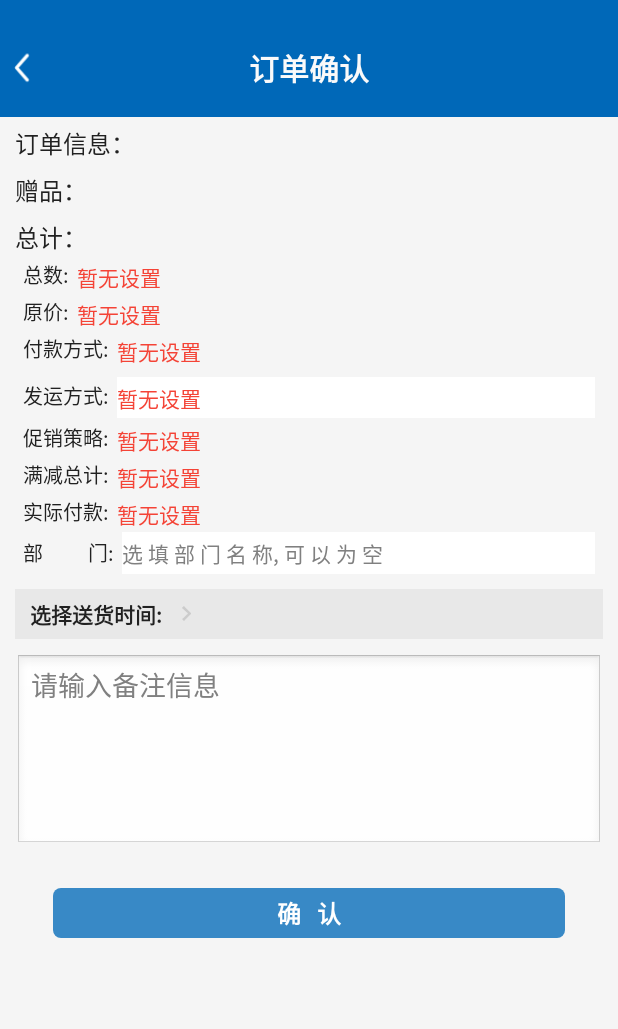
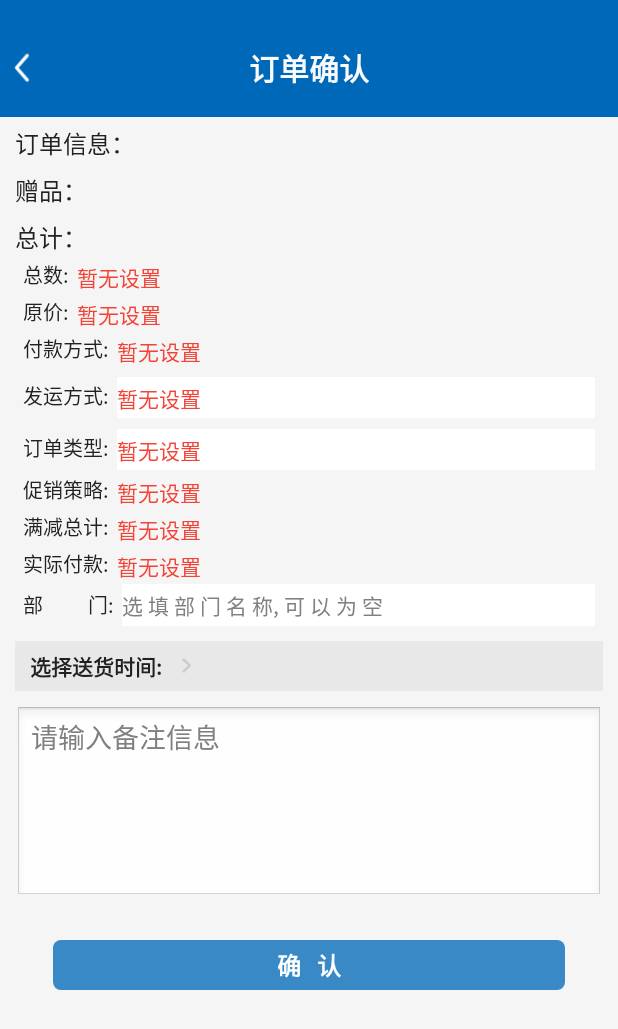
Before and after one commit to wangwenwang/TY_Order_Android, an Android app: the OrderConfirmActivity screen opened directly, with no data from a screen before it, on a phone screen of 412 x 824 dp. Shown: the top 1029 px of the screen. Run offline under Robolectric (Android 15) with nearby library versions, the phone set to English and light mode, and no system bars; libraries missing offline, so code that uses them is left out: com.baidu.mapapi, com.zhy.android; plain views replace PercentLinearLayout; pictures from the network do not load.

Commit message:
添加订单类型
1、下单时，可选择'订单类型' 补20180907

```diff
--- a/app/build.gradle
+++ b/app/build.gradle
@@ -9,8 +9,8 @@ android {
         applicationId "com.kaidongyuan.app.tyorder"
         minSdkVersion 14
         targetSdkVersion 22
-        versionCode 2
-        versionName "2.0"
+        versionCode 4
+        versionName "2.2"
     }
     buildTypes {
         release {
--- a/app/src/main/java/com/kaidongyuan/app/tyorder/constants/URLCostant.java
+++ b/app/src/main/java/com/kaidongyuan/app/tyorder/constants/URLCostant.java
@@ -173,7 +173,7 @@ public class URLCostant {
     /**
      * 最终提交订单
      */
-    public static final String CONFIRM_ORDER = BASE_URL + "ConfirmOrder";
+    public static final String CONFIRM_ORDER = BASE_URL + "ConfirmOrderTest";
 
     /**
      * 获取赠品品类详细信息
@@ -239,5 +239,9 @@ public class URLCostant {
      * 20171218 修改未审核订单的下单备注信息
      */
     public static final String UpdateRemark=BASE_URL+"UpdateRemark";
+    /**
+     * 20190816 补20180907 获取订单类型
+     */
+    public static final String GetToBusiness_Type = BASE_URL + "GetToBusiness_Type";
 
 }
--- a/app/src/main/java/com/kaidongyuan/app/tyorder/model/OrderConfirmActivityBiz.java
+++ b/app/src/main/java/com/kaidongyuan/app/tyorder/model/OrderConfirmActivityBiz.java
@@ -321,7 +321,7 @@ public class OrderConfirmActivityBiz {
      * @param remark 用户填写的备注信息
      */
     public void setConfirmData(List<PromotionDetail> returnGiftData, List<Product> choicedProducts,double tempTotalQTY,
-                               Date date, String remark,String reference01,String reference02) {
+                               Date date, String remark,String reference01,String reference02,long reference03) {
         try {
             PromotionOrder order = getOrder();
             List<PromotionDetail> products = getProducts();
@@ -368,6 +368,7 @@ public class OrderConfirmActivityBiz {
             order.CONSIGNEE_REMARK = remark;
             order.REFERENCE01=reference01;
             order.REFERENCE02=reference02;
+            order.BUSINESS_TYPE=reference03;
         } catch (Exception e) {
             ExceptionUtil.handlerException(e);
         }
--- a/app/src/main/java/com/kaidongyuan/app/tyorder/ui/activity/LoginActivity.java
+++ b/app/src/main/java/com/kaidongyuan/app/tyorder/ui/activity/LoginActivity.java
@@ -310,6 +310,7 @@ public class LoginActivity extends BaseActivity implements View.OnClickListener
                 mBiz.writeBusinessToApplicationAndSharedPreference(mBusinessList.get(position));
                 mBusinessDialog.dismiss();
                 loginSuccess();
+                mBiz.GetToBusiness_Type(MyApplication.getInstance().getBusiness().getBUSINESS_IDX());
             } catch (Exception e) {
                 ExceptionUtil.handlerException(e);
             }
--- a/app/src/main/res/layout/activity_order_confirm.xml
+++ b/app/src/main/res/layout/activity_order_confirm.xml
@@ -264,6 +264,37 @@
                     android:textSize="@dimen/text_size_normal" />
             </LinearLayout>
 
+            <!--订单类型-->
+            <LinearLayout
+                android:layout_width="match_parent"
+                android:layout_height="wrap_content"
+                android:gravity="center_vertical"
+                android:orientation="horizontal"
+                android:paddingLeft="5dp"
+                android:paddingRight="5dp"
+                android:paddingTop="5dp">
+
+                <TextView
+                    android:layout_width="wrap_content"
+                    android:layout_height="wrap_content"
+                    android:text="订单类型:"
+                    android:textColor="@color/black"
+                    android:textSize="@dimen/text_size_small" />
+
+                <TextView
+                    android:id="@+id/tv_order_tms_way"
+                    android:layout_width="match_parent"
+                    android:layout_height="wrap_content"
+                    android:layout_marginLeft="@dimen/minefragment_block_righttextview_marginLeft"
+                    android:layout_marginTop="1dp"
+                    android:paddingTop="3dp"
+                    android:paddingBottom="3dp"
+                    android:text="@string/no_set"
+                    android:textColor="@color/red"
+                    android:background="@color/white"
+                    android:textSize="@dimen/text_size_normal" />
+            </LinearLayout>
+
             <!--促销信息-->
             <LinearLayout
                 android:layout_width="match_parent"
```
Also changed, not shown: app/src/main/java/com/kaidongyuan/app/tyorder/adapter/OrderTmsWayAdapter.java (added, +75 -0 lines), app/src/main/java/com/kaidongyuan/app/tyorder/app/MyApplication.java (+30 -0 lines), app/src/main/java/com/kaidongyuan/app/tyorder/bean/OrderTmsWay.java (added, +41 -0 lines), app/src/main/java/com/kaidongyuan/app/tyorder/model/LoginActivityBiz.java (+55 -0 lines), app/src/main/java/com/kaidongyuan/app/tyorder/ui/activity/OrderConfirmActivity.java (+84 -1 lines).
